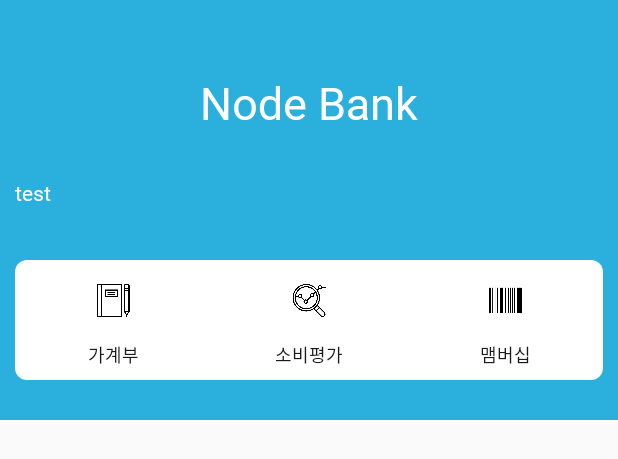
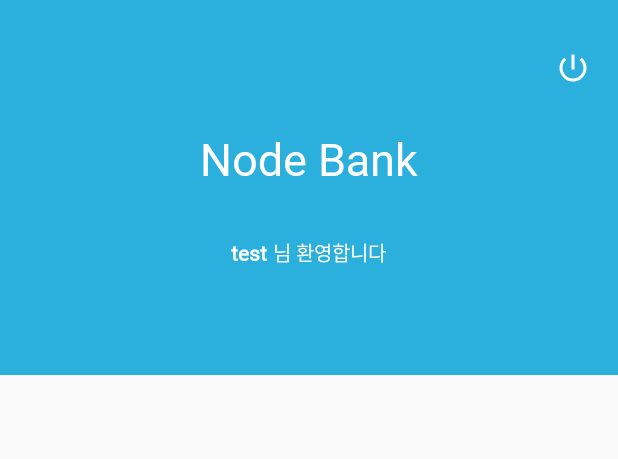
Before and after one commit to MGBankNode/MGBankApp, an Android app: the layout header.xml on its own in the app's theme, with its tools: preview values and no code run, on a phone screen of 412 x 824 dp. Shown: the top 459 px of the screen. Run offline under Robolectric (Android 15) with nearby library versions, the phone set to English and light mode, and no system bars.

Commit message:
feat(logout):add logout button func - some

```diff
--- /dev/null
+++ b/graduationProject/myapp/src/main/res/drawable/ic_power_settings_new_black_24dp.xml
@@ -0,0 +1,5 @@
+<vector android:height="24dp" android:tint="#FFFFFF"
+    android:viewportHeight="24.0" android:viewportWidth="24.0"
+    android:width="24dp" xmlns:android="http://schemas.android.com/apk/res/android">
+    <path android:fillColor="#FF000000" android:pathData="M13,3h-2v10h2L13,3zM17.83,5.17l-1.42,1.42C17.99,7.86 19,9.81 19,12c0,3.87 -3.13,7 -7,7s-7,-3.13 -7,-7c0,-2.19 1.01,-4.14 2.58,-5.42L6.17,5.17C4.23,6.82 3,9.26 3,12c0,4.97 4.03,9 9,9s9,-4.03 9,-9c0,-2.74 -1.23,-5.18 -3.17,-6.83z"/>
+</vector>
--- a/graduationProject/myapp/src/main/res/layout/header.xml
+++ b/graduationProject/myapp/src/main/res/layout/header.xml
@@ -2,7 +2,7 @@
 <LinearLayout xmlns:android="http://schemas.android.com/apk/res/android"
     xmlns:app="http://schemas.android.com/apk/res-auto"
     android:layout_width="match_parent"
-    android:layout_height="280dp"
+    android:layout_height="250dp"
     android:background="#2BB0DD"
     android:orientation="vertical"
     android:paddingLeft="10dp"
@@ -11,6 +11,14 @@
     android:paddingBottom="14dp"
     android:gravity="center"
     android:theme="@style/ThemeOverlay.AppCompat.Dark">
+
+    <ImageView
+        android:id="@+id/closeMenu"
+        android:layout_width="wrap_content"
+        android:layout_height="wrap_content"
+        android:layout_gravity="right"
+        android:padding="8dp"
+        android:src="@drawable/ic_power_settings_new_black_24dp"/>
 
     <TextView
         android:layout_width="match_parent"
@@ -23,18 +31,41 @@
         android:textFontWeight="400"
         android:fontFamily="@font/bmdohyeon"/>
 
+    <LinearLayout
+        android:layout_width="match_parent"
+        android:layout_height="wrap_content"
+        android:orientation="horizontal"
+        android:layout_marginTop="20dp"
+        android:padding="12dp"
+        android:gravity="center">
+
 
         <TextView
             android:id="@+id/welcomeTv"
             android:layout_width="wrap_content"
             android:layout_height="wrap_content"
-        android:layout_marginTop="30dp"
-        android:layout_gravity="left"
+            android:layout_gravity="center"
             android:text="test"
             android:textColor="#FFF"
             android:textSize="14dp"
+            android:textStyle="bold"
             android:fontFamily="@font/malgun"
             />
+
+
+        <TextView
+            android:layout_width="wrap_content"
+            android:layout_height="wrap_content"
+            android:layout_gravity="center"
+            android:layout_marginLeft="4dp"
+            android:text="님 환영합니다"
+            android:textColor="#FFF"
+            android:textSize="13dp"
+            android:fontFamily="@font/malgun"
+            />
+
+
+    </LinearLayout>
 
 <LinearLayout
     android:layout_width="match_parent"
@@ -44,159 +75,92 @@
     android:gravity="center"
     >
 
+
     <!--<LinearLayout-->
-        <!--android:id="@+id/logIn"-->
-        <!--android:layout_width="wrap_content"-->
-        <!--android:layout_height="wrap_content"-->
-        <!--android:orientation="horizontal"-->
-        <!--android:paddingTop="7dp"-->
-        <!--android:paddingBottom="7dp"-->
-        <!--android:paddingLeft="8dp"-->
-        <!--android:paddingRight="8dp"-->
-        <!--android:background="@drawable/loginbtn"-->
+        <!--android:layout_width="match_parent"-->
+        <!--android:layout_height="match_parent"-->
+
+        <!--android:paddingTop="16dp"-->
+        <!--android:paddingBottom="8dp"-->
+        <!--android:background="@drawable/menuimage"-->
         <!--android:gravity="center"-->
-        <!--android:onClick="onMenuBtnClicked"-->
+        <!--android:orientation="vertical"-->
         <!--&gt;-->
 
-        <!--&lt;!&ndash; width : height = 5 : 4&ndash;&gt;-->
+        <!--<LinearLayout-->
+            <!--android:layout_width="match_parent"-->
+            <!--android:layout_height="wrap_content"-->
+            <!--android:orientation="horizontal">-->
+
             <!--<ImageView-->
-            <!--android:layout_width="37.5dp"-->
-            <!--android:layout_height="30dp"-->
-            <!--android:src="@drawable/logincharacter"/>-->
+                <!--android:id="@+id/menuBtn1"-->
+                <!--android:layout_width="match_parent"-->
+                <!--android:layout_height="22dp"-->
+                <!--android:layout_weight="1"-->
+                <!--android:src="@drawable/notebook"-->
+                <!--android:onClick="onMenuBtnClicked"-->
+                <!--/>-->
 
-        <!--<TextView-->
-            <!--android:layout_width="wrap_content"-->
-            <!--android:layout_height="wrap_content"-->
-            <!--android:text="로그인"-->
-            <!--android:textColor="#FFF"-->
-            <!--android:textSize="13dp"-->
-            <!--android:paddingLeft="4dp"-->
-            <!--android:fontFamily="@font/consola"-->
+            <!--<ImageView-->
+                <!--android:id="@+id/menuBtn2"-->
+                <!--android:layout_width="match_parent"-->
+                <!--android:layout_height="22dp"-->
+                <!--android:layout_weight="1"-->
+                <!--android:src="@drawable/analysis"-->
+                <!--android:onClick="onMenuBtnClicked"-->
                 <!--/>-->
-    <!--</LinearLayout>-->
 
-
-    <!--<LinearLayout-->
-        <!--android:id="@+id/signup"-->
-        <!--android:layout_width="wrap_content"-->
-        <!--android:layout_height="wrap_content"-->
-        <!--android:orientation="horizontal"-->
-        <!--android:paddingTop="7dp"-->
-        <!--android:paddingBottom="7dp"-->
-        <!--android:paddingLeft="8dp"-->
-        <!--android:paddingRight="8dp"-->
-        <!--android:layout_marginLeft="20dp"-->
-        <!--android:background="@drawable/loginbtn"-->
-        <!--android:gravity="center"-->
-        <!--android:onClick="onMenuBtnClicked">-->
-
-        <!--&lt;!&ndash; width : height = 5 : 4&ndash;&gt;-->
             <!--<ImageView-->
-            <!--android:layout_width="37.5dp"-->
-            <!--android:layout_height="30dp"-->
-            <!--android:src="@drawable/signupcharacter"/>-->
-
-        <!--<TextView-->
-            <!--android:layout_width="wrap_content"-->
-            <!--android:layout_height="wrap_content"-->
-            <!--android:text="회원가입"-->
-            <!--android:textColor="#FFF"-->
-            <!--android:textSize="13dp"-->
-            <!--android:paddingLeft="4dp"-->
-            <!--android:fontFamily="@font/consola"-->
+                <!--android:id="@+id/menuBtn3"-->
+                <!--android:layout_width="match_parent"-->
+                <!--android:layout_height="22dp"-->
+                <!--android:layout_weight="1"-->
+                <!--android:src="@drawable/barcode"-->
+                <!--android:onClick="onMenuBtnClicked"-->
                 <!--/>-->
 
 
         <!--</LinearLayout>-->
 
+        <!--<LinearLayout-->
+            <!--android:layout_width="match_parent"-->
+            <!--android:layout_height="match_parent"-->
+            <!--android:paddingTop="6dp"-->
+            <!--android:layout_marginTop="10dp"-->
+            <!--&gt;-->
+
+            <!--<TextView-->
+                <!--android:layout_width="match_parent"-->
+                <!--android:layout_height="wrap_content"-->
+                <!--android:layout_weight="1"-->
+                <!--android:gravity="center"-->
+                <!--android:text="가계부"-->
+                <!--android:textColor="#E6000000"-->
+                <!--android:textSize="12dp"-->
+                <!--android:fontFamily="@font/malgun"/>-->
+
+            <!--<TextView-->
+                <!--android:layout_width="match_parent"-->
+                <!--android:layout_height="wrap_content"-->
+                <!--android:layout_weight="1"-->
+                <!--android:gravity="center"-->
+                <!--android:text="소비평가"-->
+                <!--android:textColor="#E6000000"-->
+                <!--android:textSize="12dp"-->
+                <!--android:fontFamily="@font/malgun"/>-->
+
+            <!--<TextView-->
+                <!--android:layout_width="match_parent"-->
+                <!--android:layout_height="wrap_content"-->
+                <!--android:layout_weight="1"-->
+                <!--android:gravity="center"-->
+                <!--android:text="맴버십"-->
+                <!--android:textColor="#E6000000"-->
+                <!--android:textSize="12dp"-->
+                <!--android:fontFamily="@font/malgun"/>-->
         <!--</LinearLayout>-->
 
-
-    <LinearLayout
-        android:layout_width="match_parent"
-        android:layout_height="match_parent"
-
-        android:paddingTop="16dp"
-        android:paddingBottom="8dp"
-        android:background="@drawable/menuimage"
-        android:gravity="center"
-        android:orientation="vertical"
-        >
-
-        <LinearLayout
-            android:layout_width="match_parent"
-            android:layout_height="wrap_content"
-            android:orientation="horizontal">
-
-            <ImageView
-                android:id="@+id/menuBtn1"
-                android:layout_width="match_parent"
-                android:layout_height="22dp"
-                android:layout_weight="1"
-                android:src="@drawable/notebook"
-                android:onClick="onMenuBtnClicked"
-                />
-
-            <ImageView
-                android:id="@+id/menuBtn2"
-                android:layout_width="match_parent"
-                android:layout_height="22dp"
-                android:layout_weight="1"
-                android:src="@drawable/analysis"
-                android:onClick="onMenuBtnClicked"
-                />
-
-            <ImageView
-                android:id="@+id/menuBtn3"
-                android:layout_width="match_parent"
-                android:layout_height="22dp"
-                android:layout_weight="1"
-                android:src="@drawable/barcode"
-                android:onClick="onMenuBtnClicked"
-                />
-
-
-        </LinearLayout>
-
-        <LinearLayout
-            android:layout_width="match_parent"
-            android:layout_height="match_parent"
-            android:paddingTop="6dp"
-            android:layout_marginTop="10dp"
-            >
-
-            <TextView
-                android:layout_width="match_parent"
-                android:layout_height="wrap_content"
-                android:layout_weight="1"
-                android:gravity="center"
-                android:text="가계부"
-                android:textColor="#E6000000"
-                android:textSize="12dp"
-                android:fontFamily="@font/malgun"/>
-
-            <TextView
-                android:layout_width="match_parent"
-                android:layout_height="wrap_content"
-                android:layout_weight="1"
-                android:gravity="center"
-                android:text="소비평가"
-                android:textColor="#E6000000"
-                android:textSize="12dp"
-                android:fontFamily="@font/malgun"/>
-
-            <TextView
-                android:layout_width="match_parent"
-                android:layout_height="wrap_content"
-                android:layout_weight="1"
-                android:gravity="center"
-                android:text="맴버십"
-                android:textColor="#E6000000"
-                android:textSize="12dp"
-                android:fontFamily="@font/malgun"/>
-        </LinearLayout>
-
-    </LinearLayout>
+    <!--</LinearLayout>-->
 
 
 </LinearLayout>
```
Lines whose indentation alone changed are shown as unchanged.
